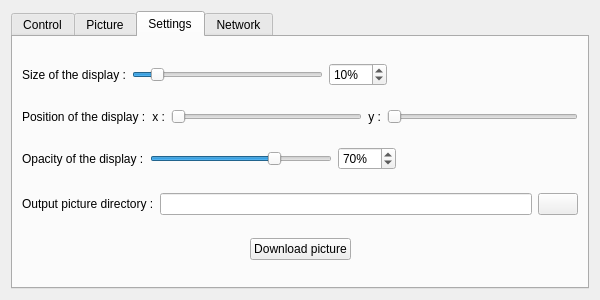
First picture: the form in src/gui/AutoscopeWindowForm.ui, repository thibaudledo/Autoscope-Stellarium-plugin, before the edit.
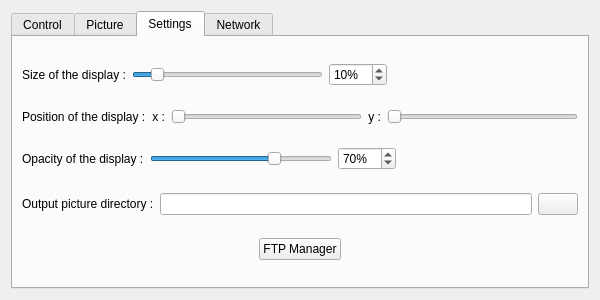
Second picture: the form after the edit. The open tabs and pages were chosen to show the change.

Commit message:
Adding Ftp Manager
Adding Ftp Manager to the plugin, it allow the user to retrieve picture from the autoscope

The edit to the form file:
```diff
--- a/src/gui/AutoscopeWindowForm.ui
+++ b/src/gui/AutoscopeWindowForm.ui
@@ -601,7 +601,7 @@
             <string notr="true"/>
            </property>
            <property name="text">
-            <string>Download picture</string>
+            <string>FTP Manager</string>
            </property>
           </widget>
          </item>
```
The commit also changes 366 other files.
